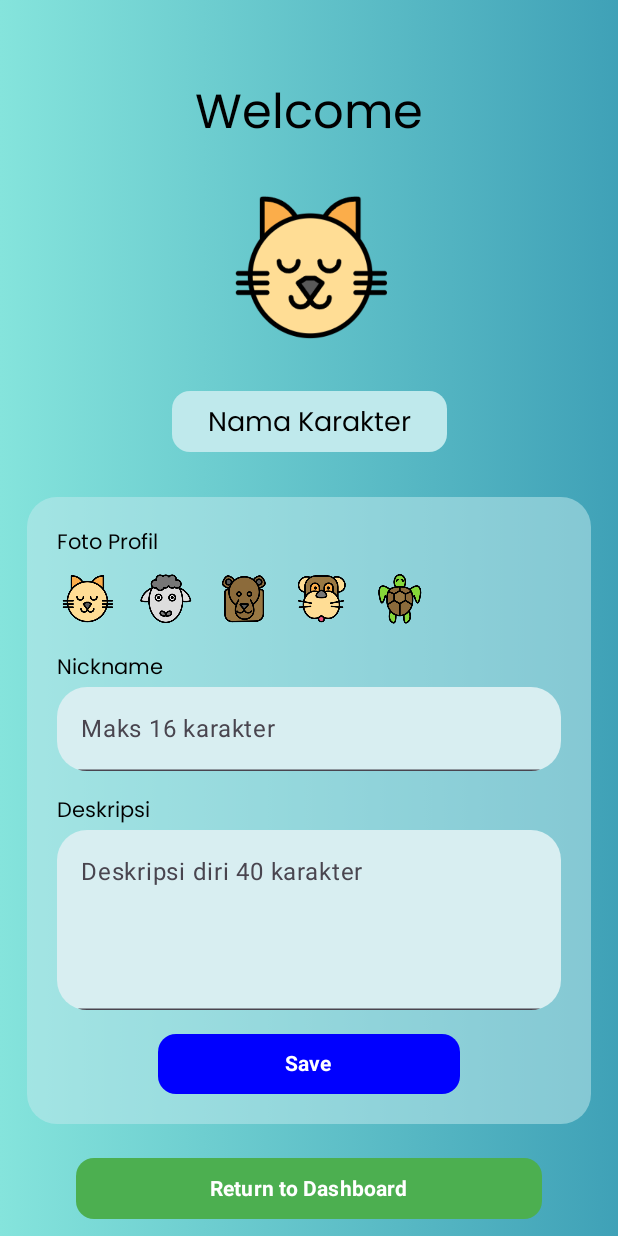
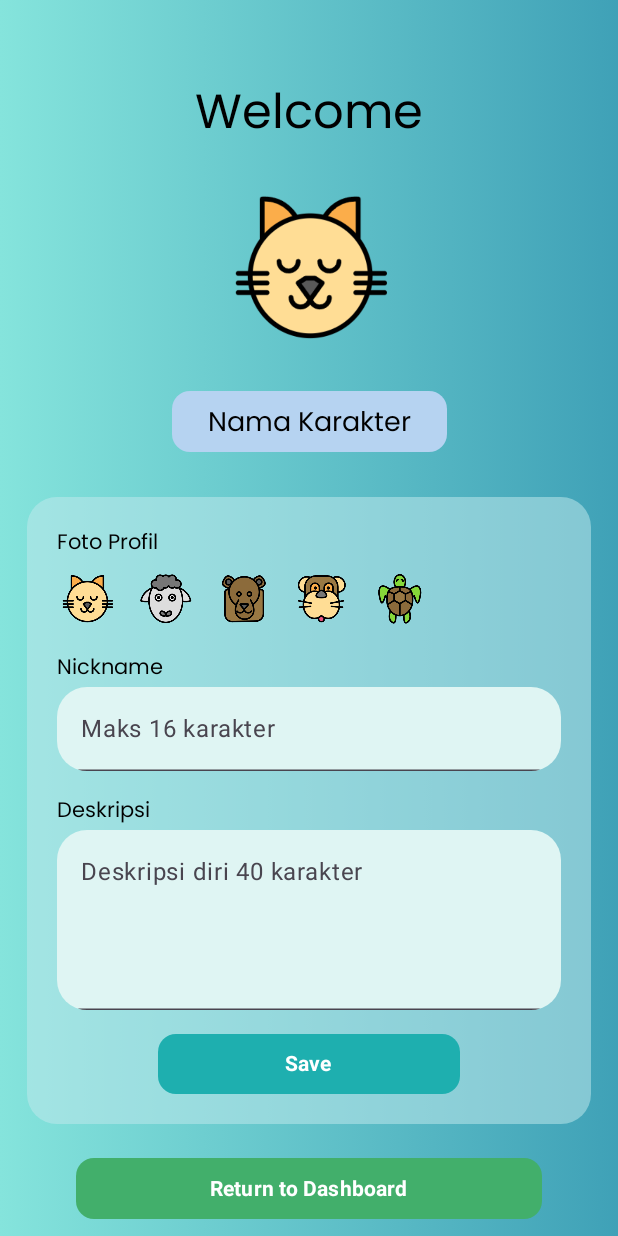
Before and after one commit to shifaaaaaa/QuizQuest, an Android app built with Jetpack Compose: the @Preview function ProfileScreenPreview, on a phone screen of 412 x 824 dp. Run offline under Robolectric (Android 15) with nearby library versions, the phone set to English and light mode, and no system bars.

Commit message:
blom jadi

```diff
--- a/app/build.gradle.kts
+++ b/app/build.gradle.kts
@@ -40,6 +40,7 @@ android {
 }
 
 dependencies {
+    implementation("com.github.skydoves:colorpicker-compose:1.1.2")
     implementation("androidx.compose.material3:material3:1.1.0")
     implementation(libs.androidx.core.ktx)
     implementation(libs.androidx.lifecycle.runtime.ktx)
--- a/app/src/main/java/com/shifa/quizquest/Profile.kt
+++ b/app/src/main/java/com/shifa/quizquest/Profile.kt
@@ -1,5 +1,6 @@
 package com.shifa.quizquest
 
+import android.util.Log
 import androidx.compose.foundation.Image
 import androidx.compose.foundation.background
 import androidx.compose.foundation.clickable
@@ -7,7 +8,6 @@ import androidx.compose.foundation.layout.*
 import androidx.compose.foundation.shape.CircleShape
 import androidx.compose.foundation.shape.RoundedCornerShape
 import androidx.compose.material3.*
-import androidx.compose.material3.TextFieldDefaults
 import androidx.compose.runtime.*
 import androidx.compose.ui.Alignment
 import androidx.compose.ui.Modifier
@@ -22,18 +22,14 @@ import androidx.compose.ui.unit.sp
 import androidx.navigation.NavController
 import androidx.navigation.compose.rememberNavController
 import com.shifa.quizquest.ui.theme.poppins
-import android.util.Log
 
 @OptIn(ExperimentalMaterial3Api::class)
 @Composable
 fun ProfileScreen(navController: NavController) {
     var nickname by remember { mutableStateOf("") }
     var description by remember { mutableStateOf("") }
-
-    // Default profil
     var selectedImage by remember { mutableStateOf(R.drawable.profile1) }
 
-    // Daftar gambar profil
     val profileImages = listOf(
         R.drawable.profile1,
         R.drawable.profile2,
@@ -56,9 +52,34 @@ fun ProfileScreen(navController: NavController) {
             horizontalAlignment = Alignment.CenterHorizontally,
             modifier = Modifier.padding(12.dp)
         ) {
+            Spacer(modifier = Modifier.height(40.dp))
+            TitleSection()
+            Spacer(modifier = Modifier.height(20.dp))
+            ProfileImage(selectedImage)
+            Spacer(modifier = Modifier.height(24.dp))
+            NameSection()
+            Spacer(modifier = Modifier.height(24.dp))
+            FormCard(
+                profileImages = profileImages,
+                onImageSelected = { selectedImage = it },
+                nickname = nickname,
+                onNicknameChange = { if (it.length <= 16) nickname = it },
+                description = description,
+                onDescriptionChange = { if (it.length <= 40) description = it },
+                onSave = {
+                    Log.d("PROFILE_SAVE", "Nickname: $nickname")
+                    Log.d("PROFILE_SAVE", "Deskripsi: $description")
+                    navController.navigate("dashboard")
+                }
+            )
+            Spacer(modifier = Modifier.height(16.dp))
+            ReturnButton()
+        }
+    }
+}
 
-            Spacer(modifier = Modifier.height(40.dp))
-
+@Composable
+fun TitleSection() {
     Text(
         text = "Welcome",
         fontSize = 32.sp,
@@ -66,22 +87,24 @@ fun ProfileScreen(navController: NavController) {
         fontFamily = poppins,
         color = Color.Black
     )
+}
 
-            Spacer(modifier = Modifier.height(20.dp))
-
+@Composable
+fun ProfileImage(imageRes: Int) {
     Image(
-                painter = painterResource(id = selectedImage),
+        painter = painterResource(id = imageRes),
         contentDescription = "Foto Profil",
         modifier = Modifier
             .size(120.dp)
             .clip(CircleShape)
     )
+}
 
-            Spacer(modifier = Modifier.height(24.dp))
-
+@Composable
+fun NameSection() {
     Box(
         modifier = Modifier
-                    .background(Color(0xFFBFE9EC), RoundedCornerShape(12.dp))
+            .background(Color(0xFFB6D3F1), RoundedCornerShape(12.dp))
             .padding(horizontal = 24.dp, vertical = 8.dp)
     ) {
         Text(
@@ -91,9 +114,19 @@ fun ProfileScreen(navController: NavController) {
             fontWeight = FontWeight.Bold
         )
     }
+}
 
-            Spacer(modifier = Modifier.height(24.dp))
-
+@OptIn(ExperimentalMaterial3Api::class)
+@Composable
+fun FormCard(
+    profileImages: List<Int>,
+    onImageSelected: (Int) -> Unit,
+    nickname: String,
+    onNicknameChange: (String) -> Unit,
+    description: String,
+    onDescriptionChange: (String) -> Unit,
+    onSave: () -> Unit
+) {
     Card(
         modifier = Modifier
             .fillMaxWidth()
@@ -102,95 +135,39 @@ fun ProfileScreen(navController: NavController) {
         shape = RoundedCornerShape(20.dp)
     ) {
         Column(modifier = Modifier.padding(20.dp)) {
-                    Text(
-                        text = "Foto Profil",
-                        fontWeight = FontWeight.Bold,
-                        fontSize = 14.sp,
-                        fontFamily = poppins
-                    )
+            TextLabel("Foto Profil")
             Spacer(modifier = Modifier.height(8.dp))
-
-                    // Profil Pictures
-                    Row(horizontalArrangement = Arrangement.spacedBy(12.dp)) {
-                        profileImages.forEach { imageRes ->
-                            Image(
-                                painter = painterResource(id = imageRes),
-                                contentDescription = "Foto Pilihan",
-                                modifier = Modifier
-                                    .size(40.dp)
-                                    .clip(CircleShape)
-                                    .clickable {
-                                        selectedImage = imageRes
-                                    }
-                            )
-                        }
-                    }
-
+            ProfileImageRow(profileImages, onImageSelected)
             Spacer(modifier = Modifier.height(16.dp))
-
-                    Text(
-                        text = "Nickname",
-                        fontWeight = FontWeight.Bold,
-                        fontSize = 14.sp,
-                        fontFamily = poppins
-                    )
+            TextLabel("Nickname")
             Spacer(modifier = Modifier.height(4.dp))
-
             TextField(
                 value = nickname,
-                        onValueChange = {
-                            if (it.length <= 16) nickname = it
-                        },
-                        placeholder = {
-                            Text("Maks 16 karakter")
-                        },
+                onValueChange = onNicknameChange,
+                placeholder = { Text("Maks 16 karakter") },
                 shape = RoundedCornerShape(20.dp),
-                        colors = TextFieldDefaults.textFieldColors(
-                            containerColor = Color(0xFFD8EEF1)
-                        ),
+                colors = TextFieldDefaults.textFieldColors(containerColor = Color(0xFFDFF5F3)),
                 singleLine = true,
                 modifier = Modifier.fillMaxWidth()
             )
-
             Spacer(modifier = Modifier.height(16.dp))
-
-                    Text(
-                        text = "Deskripsi",
-                        fontWeight = FontWeight.Bold,
-                        fontSize = 14.sp,
-                        fontFamily = poppins
-                    )
-
+            TextLabel("Deskripsi")
             Spacer(modifier = Modifier.height(4.dp))
-
             TextField(
                 value = description,
-                        onValueChange = {
-                            if (it.length <= 40) description = it
-                        },
-                        placeholder = {
-                            Text("Deskripsi diri 40 karakter")
-                        },
+                onValueChange = onDescriptionChange,
+                placeholder = { Text("Deskripsi diri 40 karakter") },
                 shape = RoundedCornerShape(20.dp),
-                        colors = TextFieldDefaults.textFieldColors(
-                            containerColor = Color(0xFFD8EEF1)
-                        ),
+                colors = TextFieldDefaults.textFieldColors(containerColor = Color(0xFFDFF5F3)),
                 modifier = Modifier
                     .fillMaxWidth()
                     .height(120.dp)
             )
-
             Spacer(modifier = Modifier.height(16.dp))
-
             Button(
-                        onClick = {
-                            Log.d("PROFILE_SAVE", "Nickname: $nickname")
-                            Log.d("PROFILE_SAVE", "Deskripsi: $description")
-
-                            navController.navigate("dashboard")
-                        },
+                onClick = onSave,
                 colors = ButtonDefaults.buttonColors(
-                            containerColor = Color.Blue,
+                    containerColor = Color(0xFF1EAFAF),
                     contentColor = Color.White
                 ),
                 shape = RoundedCornerShape(12.dp),
@@ -206,14 +183,42 @@ fun ProfileScreen(navController: NavController) {
             }
         }
     }
+}
 
-            Spacer(modifier = Modifier.height(16.dp))
+@Composable
+fun TextLabel(text: String) {
+    Text(
+        text = text,
+        fontWeight = FontWeight.Bold,
+        fontSize = 14.sp,
+        fontFamily = poppins
+    )
+}
+
+@Composable
+fun ProfileImageRow(profileImages: List<Int>, onImageSelected: (Int) -> Unit) {
+    Row(horizontalArrangement = Arrangement.spacedBy(12.dp)) {
+        profileImages.forEach { imageRes ->
+            Image(
+                painter = painterResource(id = imageRes),
+                contentDescription = "Foto Pilihan",
+                modifier = Modifier
+                    .size(40.dp)
+                    .clip(CircleShape)
+                    .clickable { onImageSelected(imageRes) }
+            )
+        }
+    }
+}
+
+@Composable
+fun ReturnButton() {
     Button(
         onClick = {
-                    navController.navigate("dashboard")
+            // TODO: Navigate to DashboardActivity
         },
         colors = ButtonDefaults.buttonColors(
-                    containerColor = Color(0xFF4CAF50),
+            containerColor = Color(0xFF42AF6B),
             contentColor = Color.White
         ),
         shape = RoundedCornerShape(12.dp),
@@ -227,8 +232,6 @@ fun ProfileScreen(navController: NavController) {
         )
     }
 }
-    }
-}
 
 @Preview(showBackground = true, showSystemUi = true)
 @Composable
```
Also changed, not shown: app/src/main/java/com/shifa/quizquest/Settings.kt (+274 -0 lines), app/src/main/java/com/shifa/quizquest/ui/theme/Color.kt (line endings or trailing spaces), app/src/main/res/drawable/bright.png (added), app/src/main/res/drawable/dark.png (added), app/src/main/res/drawable/logout.png (added), app/src/main/res/drawable/name.png (added), app/src/main/res/drawable/secret.png (added), app/src/main/res/drawable/text.png (added), app/src/main/res/drawable/user.png (added). Lines whose indentation alone changed are shown as unchanged.
